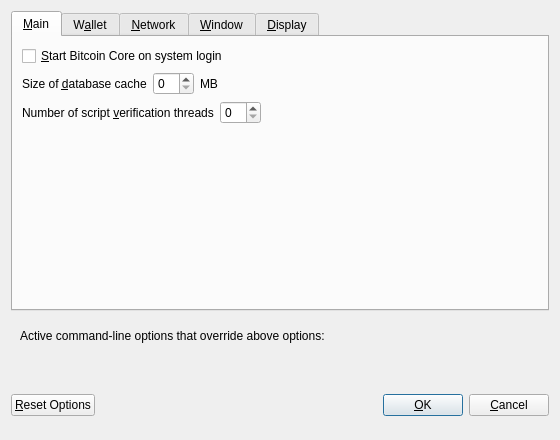
This is src/qt/forms/optionsdialog.ui in Zigridar/bitcoin-v-12.1 as Qt 5 draws it before an edit. The edited form follows.
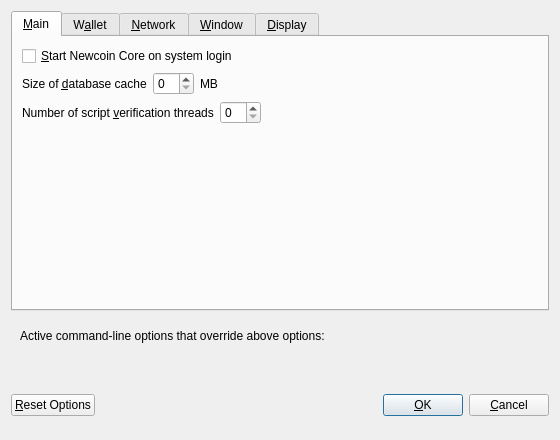
This is the edited form. Custom widgets are drawn as their Qt base class.

Patch:
```diff
--- a/src/qt/forms/optionsdialog.ui
+++ b/src/qt/forms/optionsdialog.ui
@@ -33,7 +33,7 @@
           <string>Automatically start Bitcoin Core after logging in to the system.</string>
          </property>
          <property name="text">
-          <string>&amp;Start Bitcoin Core on system login</string>
+          <string>&amp;Start Newcoin Core on system login</string>
          </property>
         </widget>
        </item>
```
Left out of the diff: 10 changed lines with no effect on the pictures.
